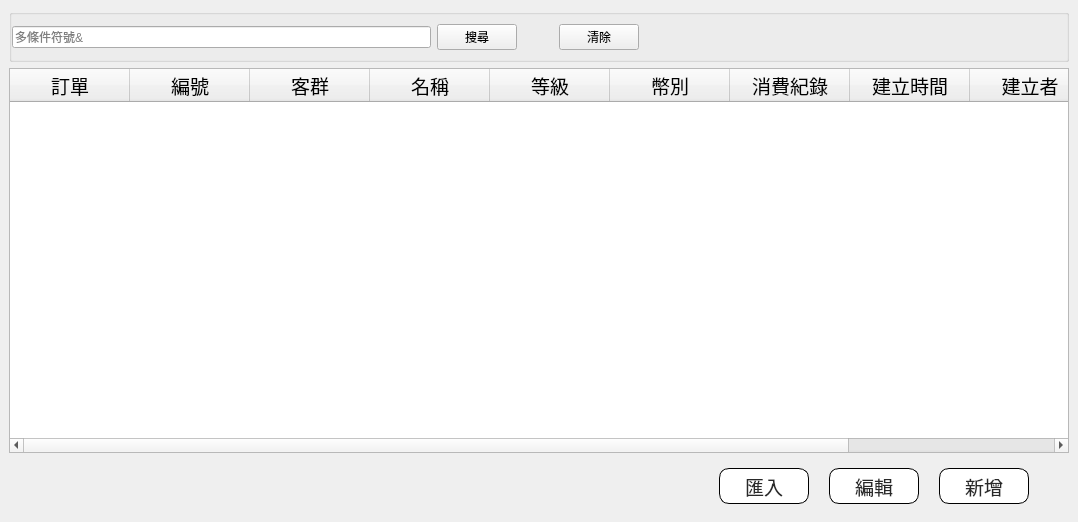
Before: the Qt Designer form src/AdbClient/StageCustomerService/LayerCustomer.ui in roger0816/Adb, drawn with Qt 5.
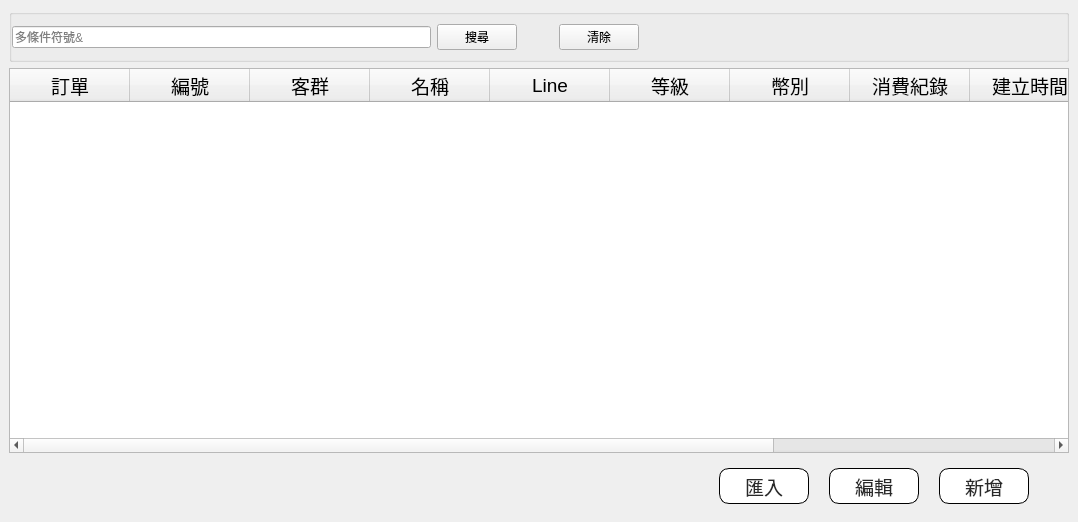
After: the same form once the commit is applied.

```diff
--- a/src/AdbClient/StageCustomerService/LayerCustomer.ui
+++ b/src/AdbClient/StageCustomerService/LayerCustomer.ui
@@ -145,6 +145,11 @@
           <string>名稱</string>
          </property>
         </column>
+        <column>
+         <property name="text">
+          <string>Line</string>
+         </property>
+        </column>
         <column>
          <property name="text">
           <string>等級</string>
```
